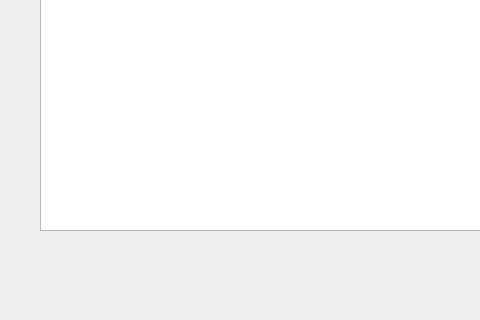
Before: the Qt Designer form mainwindow.ui in AONunan/FinalYearProject, drawn with Qt 5; both pictures show x 0 to 480 and y 137 to 457 of the 709 by 457 pixel window.
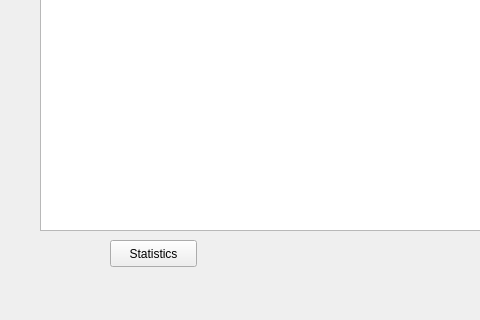
After: the same form once the commit is applied.

```diff
--- a/mainwindow.ui
+++ b/mainwindow.ui
@@ -197,6 +197,19 @@
      <number>1000</number>
     </property>
    </widget>
+   <widget class="QPushButton" name="pushButton_statistics">
+    <property name="geometry">
+     <rect>
+      <x>110</x>
+      <y>360</y>
+      <width>87</width>
+      <height>27</height>
+     </rect>
+    </property>
+    <property name="text">
+     <string>Statistics</string>
+    </property>
+   </widget>
   </widget>
   <widget class="QMenuBar" name="menuBar">
    <property name="geometry">
```
